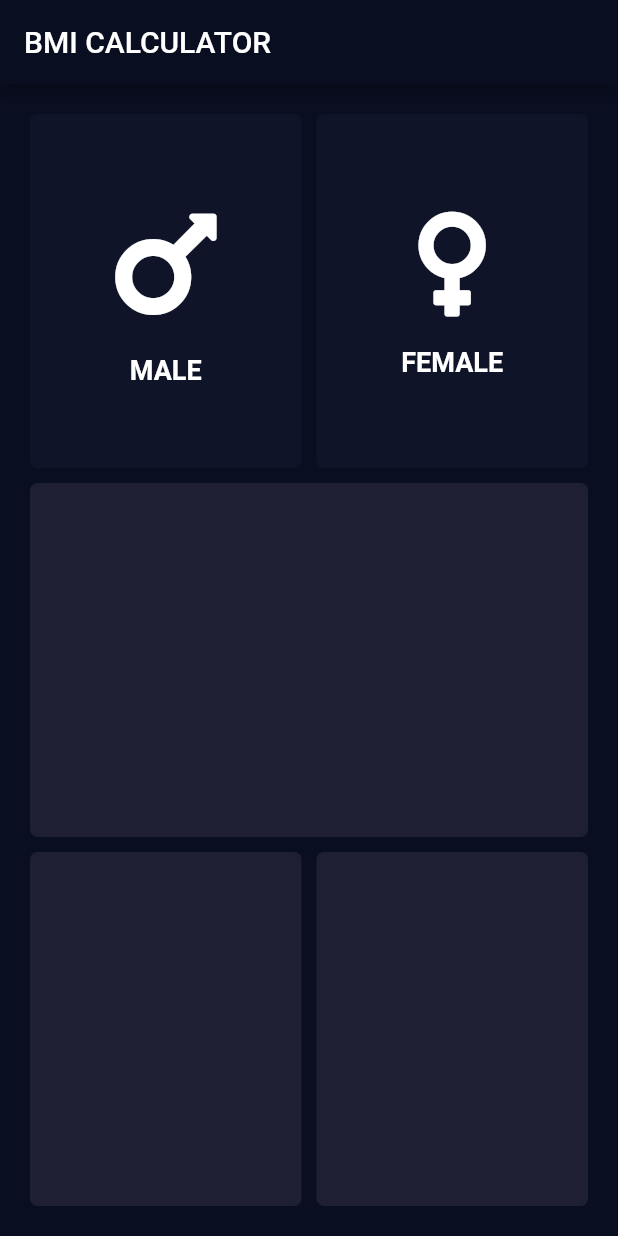
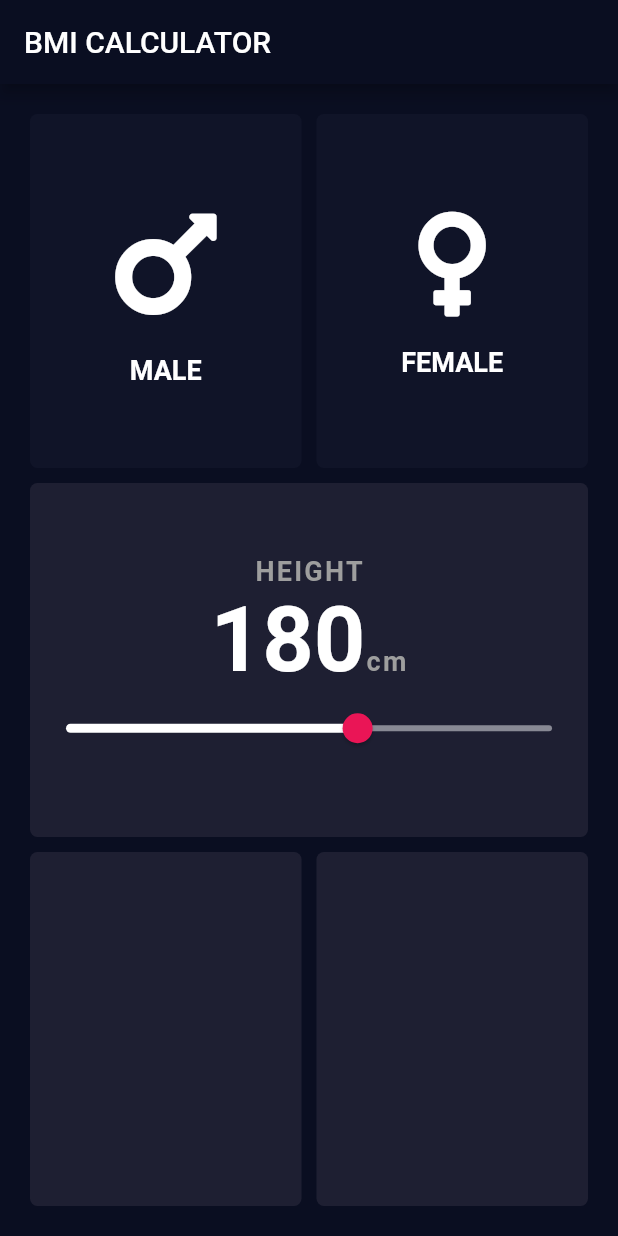
Before and after one commit to iakhator/flutter_bmi, a Flutter app: the screen it shows after launch, on a phone screen of 412 x 824 dp. Run offline on Flutter 3.47's test engine with Material 2 defaults, Android fonts, the phone set to English and light mode, and no system bars; our stand-ins replace font_awesome_flutter.

Commit message:
add slider theme

```diff
--- a/lib/constants.dart
+++ b/lib/constants.dart
@@ -3,4 +3,10 @@ import 'package:flutter/material.dart';
 const kBackgroundColor = const Color(0xFF0A0E21);
 const kActiveCardColor = const Color(0xFF1E1F32);
 const kInactiveCardColor = const Color(0xFF101428);
+const kSliderActiveColor = const Color(0xFFFFFFFF);
+const kSliderInactiveColor = const Color(0xFF888994);
+const kSliderThumbColor = const Color(0xFFEA1556);
+const kSliderThumbOverlay = const Color(0x20EA1556);
 const kGenderTextStyle = TextStyle(fontWeight: FontWeight.bold, fontSize: 18.0,);
+const kTextStyle = TextStyle(fontWeight: FontWeight.bold, fontSize: 60.0);
+const kTextStyleGray = TextStyle(fontWeight: FontWeight.bold, fontSize: 18.0, color: Colors.grey, letterSpacing: 1.5);
--- a/lib/parent_input.dart
+++ b/lib/parent_input.dart
@@ -15,6 +15,8 @@ enum Gender {
 
 class _ParentInputState extends State<ParentInput> {
   Gender genderSelected;
+  double _value = 180.0;
+  void _setvalue(double value) => setState(() => _value = value);
 
   @override
   Widget build(BuildContext context) {
@@ -61,7 +63,9 @@ class _ParentInputState extends State<ParentInput> {
                       });
                     },
                     child: ReuseableCard(
-                      color: genderSelected == Gender.female ? kActiveCardColor : kInactiveCardColor,
+                      color: genderSelected == Gender.female
+                          ? kActiveCardColor
+                          : kInactiveCardColor,
                       cardChild: Column(
                         mainAxisAlignment: MainAxisAlignment.center,
                         children: <Widget>[
@@ -80,7 +84,47 @@ class _ParentInputState extends State<ParentInput> {
             ),
           ),
           Expanded(
-            child: ReuseableCard(color: kActiveCardColor),
+            child: ReuseableCard(
+              color: kActiveCardColor,
+              cardChild: Column(
+                mainAxisAlignment: MainAxisAlignment.center,
+                children: <Widget>[
+                  Text(
+                    'HEIGHT',
+                    style: kTextStyleGray,
+                  ),
+                  Row(
+                    mainAxisAlignment: MainAxisAlignment.center,
+                    crossAxisAlignment: CrossAxisAlignment.baseline,
+                    textBaseline: TextBaseline.alphabetic,
+                    children: <Widget>[
+                      Text(
+                        '${_value.round()}',
+                        style: kTextStyle,
+                      ),
+                      Text(
+                        'cm',
+                        style: kTextStyleGray,
+                      ),
+                    ],
+                  ),
+                  SliderTheme(
+                    data: SliderTheme.of(context).copyWith(
+                      activeTrackColor: kSliderActiveColor,
+                      inactiveTrackColor: kSliderInactiveColor,
+                      thumbColor: kSliderThumbColor,
+                      overlayColor: kSliderThumbOverlay,
+                    ),
+                    child: Slider(
+                      value: _value,
+                      onChanged: _setvalue,
+                      min: 150.0,
+                      max: 200.0,
+                    ),
+                  ),
+                ],
+              ),
+            ),
           ),
           Expanded(
             child: Row(
```
Also changed, not shown: lib/reuseable_card.dart (+7 -6 lines).
